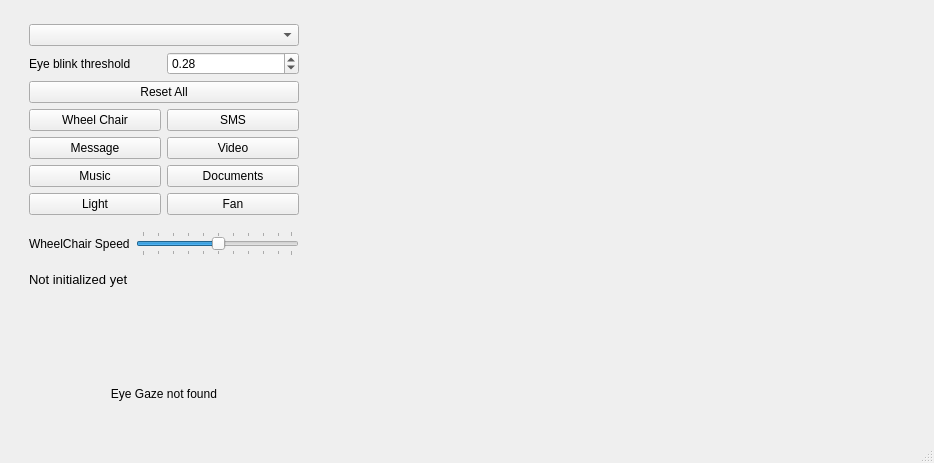
sakibreza/EyeTask-V2.0, file UI/MainWindow.ui: the form before one commit.
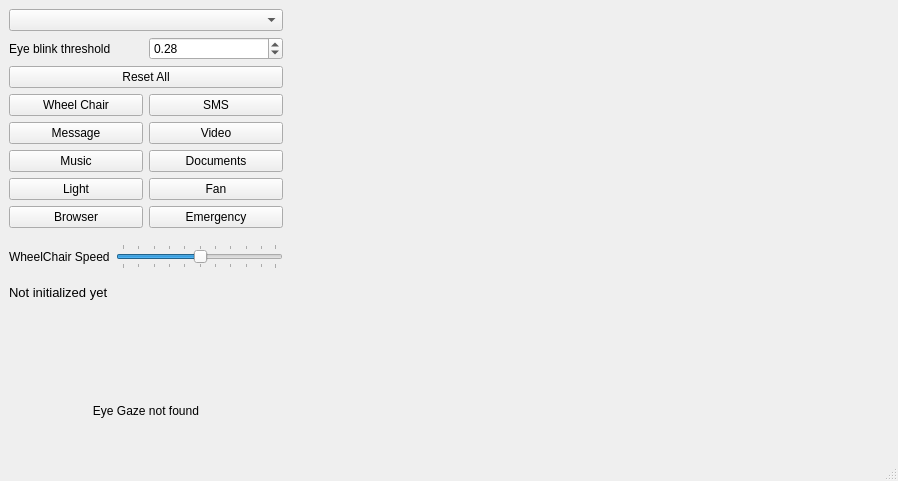
The form after the commit.

```diff
--- a/UI/MainWindow.ui
+++ b/UI/MainWindow.ui
@@ -6,8 +6,8 @@
    <rect>
     <x>0</x>
     <y>0</y>
-    <width>836</width>
-    <height>463</height>
+    <width>898</width>
+    <height>481</height>
    </rect>
   </property>
   <property name="windowTitle">
@@ -19,19 +19,7 @@
   <widget class="QWidget" name="centralwidget">
    <layout class="QVBoxLayout" name="verticalLayout_3">
     <item>
-     <layout class="QHBoxLayout" name="horizontalLayout_7">
-      <property name="leftMargin">
-       <number>20</number>
-      </property>
-      <property name="topMargin">
-       <number>15</number>
-      </property>
-      <property name="rightMargin">
-       <number>20</number>
-      </property>
-      <property name="bottomMargin">
-       <number>0</number>
-      </property>
+     <layout class="QHBoxLayout" name="horizontalLayout_8">
       <item>
        <layout class="QVBoxLayout" name="verticalLayout_2">
         <item>
@@ -155,6 +143,24 @@
             </item>
            </layout>
           </item>
+          <item>
+           <layout class="QHBoxLayout" name="horizontalLayout_7">
+            <item>
+             <widget class="QPushButton" name="b4_1">
+              <property name="text">
+               <string>Browser</string>
+              </property>
+             </widget>
+            </item>
+            <item>
+             <widget class="QPushButton" name="b4_2">
+              <property name="text">
+               <string>Emergency</string>
+              </property>
+             </widget>
+            </item>
+           </layout>
+          </item>
          </layout>
         </item>
         <item>
```
